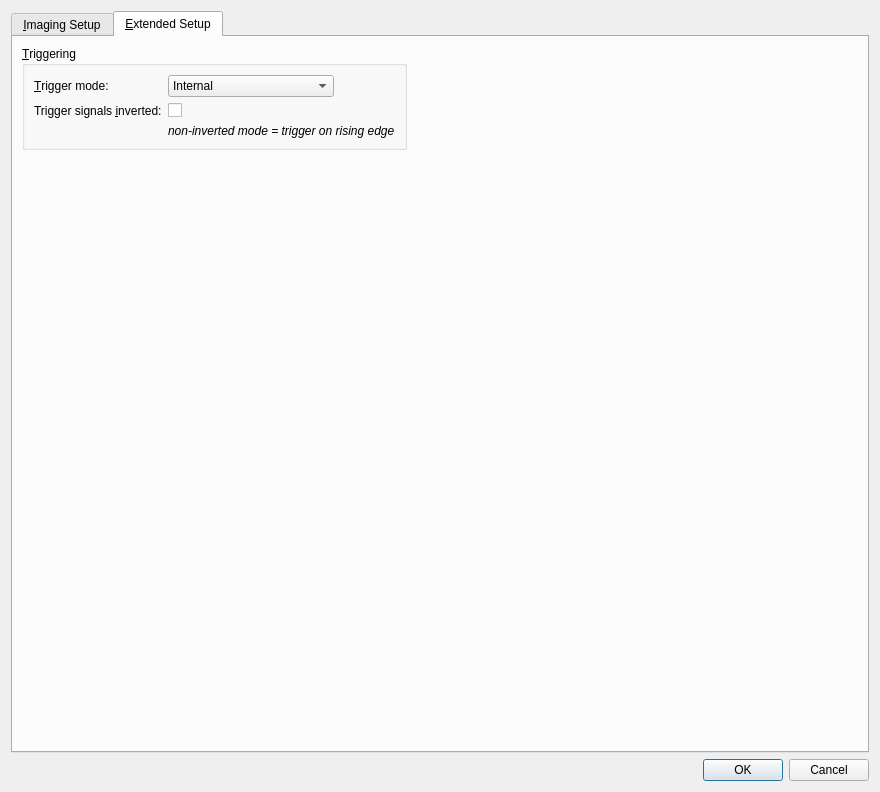
The window that plugins/cam_andor/andorsettingsdialog.ui (jkriege2/QuickFit3) describes before a commit, drawn with Qt 5.
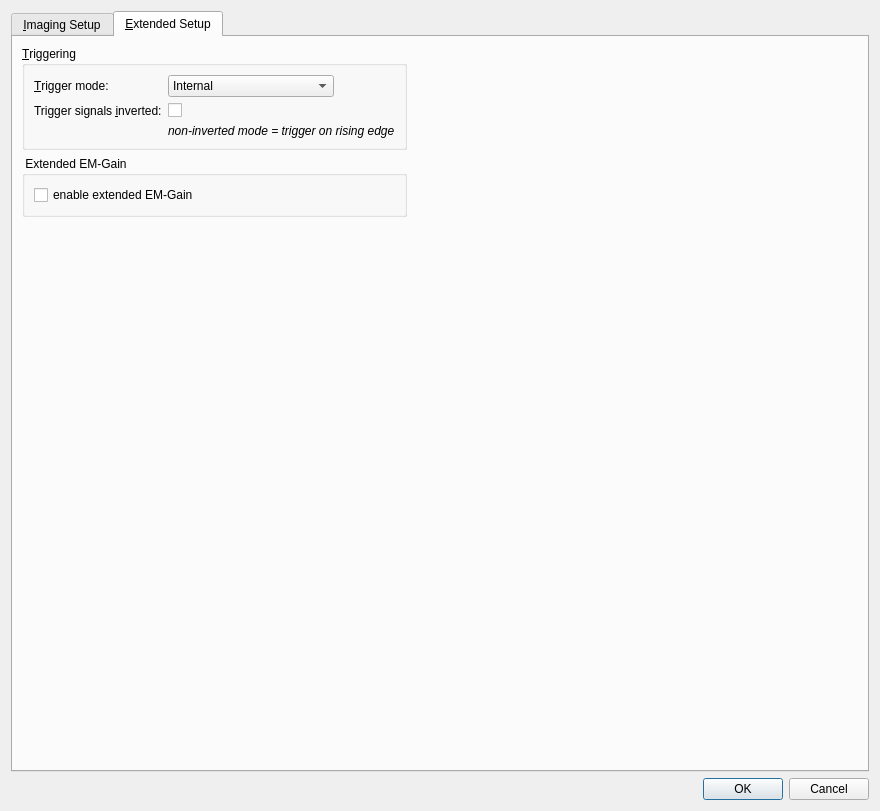
The same window after the commit. The open tabs and pages were chosen to show the change. Icons and pictures are not drawn.

Commit message: QuickFit3/cam_andor: added checkbox to allow advanced EMGain

Patch:
```diff
--- a/plugins/cam_andor/andorsettingsdialog.ui
+++ b/plugins/cam_andor/andorsettingsdialog.ui
@@ -11,7 +11,7 @@
     <x>0</x>
     <y>0</y>
     <width>880</width>
-    <height>792</height>
+    <height>811</height>
    </rect>
   </property>
   <property name="windowTitle">
@@ -998,7 +998,7 @@
       <attribute name="title">
        <string>&amp;Extended Setup</string>
       </attribute>
-      <layout class="QGridLayout" name="gridLayout_5" rowstretch="0,1" columnstretch="0,1">
+      <layout class="QGridLayout" name="gridLayout_5" rowstretch="0,0,1" columnstretch="0,1">
        <item row="0" column="0">
         <widget class="QGroupBox" name="groupBox_4">
          <property name="title">
@@ -1073,7 +1073,7 @@
          </layout>
         </widget>
        </item>
-       <item row="1" column="0">
+       <item row="2" column="0">
         <spacer name="verticalSpacer_2">
          <property name="orientation">
           <enum>Qt::Vertical</enum>
@@ -1099,6 +1099,22 @@
          </property>
         </spacer>
        </item>
+       <item row="1" column="0">
+        <widget class="QGroupBox" name="groupBox_5">
+         <property name="title">
+          <string> Extended EM-Gain </string>
+         </property>
+         <layout class="QVBoxLayout" name="verticalLayout_2">
+          <item>
+           <widget class="QCheckBox" name="chkEnableExtendedEMGAIN">
+            <property name="text">
+             <string>enable extended EM-Gain</string>
+            </property>
+           </widget>
+          </item>
+         </layout>
+        </widget>
+       </item>
       </layout>
      </widget>
     </widget>
```
The commit also changes 2 other files.
